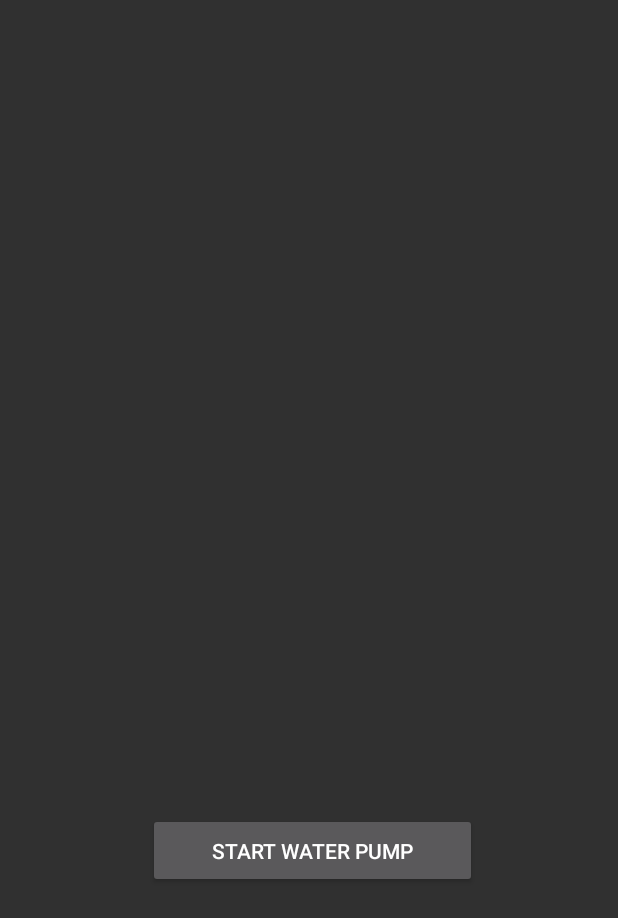
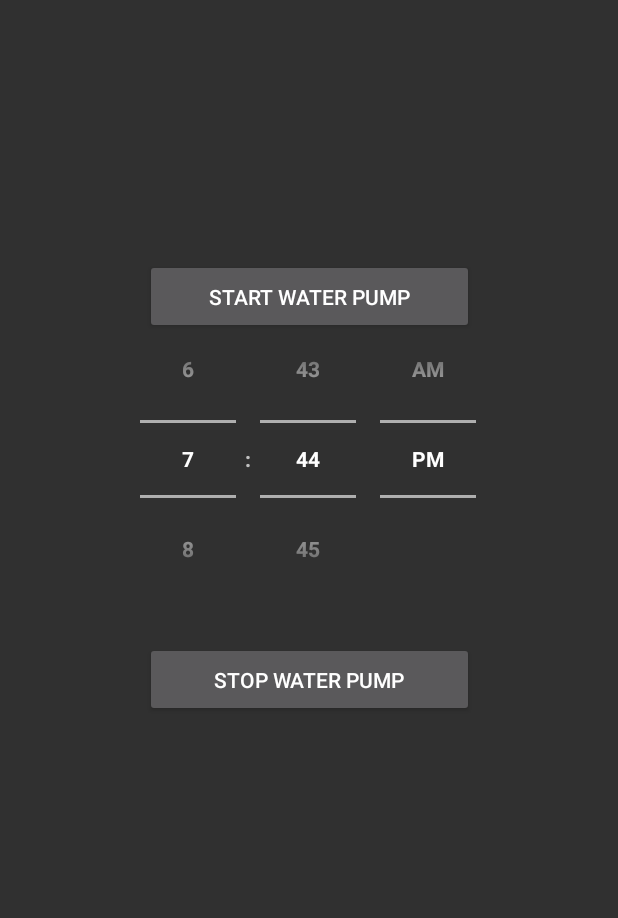
Before and after one commit to CatalinVanciu/Intelligent-Irrigation-System, an Android app: the layout activity_manual_pop_up.xml on its own in the app's theme, with its tools: preview values and no code run, on a phone screen of 412 x 824 dp. Shown: the top 918 px of the screen. Run offline under Robolectric (Android 15) with nearby library versions, the phone set to English and light mode, and no system bars.

Commit message:
add TimePicker to manual watering to stop the water pump

```diff
--- a/Client_Application/app/src/main/java/com/example/myapplication/MainActivity.java
+++ b/Client_Application/app/src/main/java/com/example/myapplication/MainActivity.java
@@ -131,9 +131,7 @@ public class MainActivity extends AppCompatActivity {
 
     }
 
-
     private void openActivity() {
-
 
         String area = chooseAreaSpinner.getSelectedItem().toString();
         String crop = chooseCropSpinner.getSelectedItem().toString();
--- a/Client_Application/app/src/main/res/layout/activity_manual_pop_up.xml
+++ b/Client_Application/app/src/main/res/layout/activity_manual_pop_up.xml
@@ -15,8 +15,30 @@
         android:text="START WATER PUMP"
         app:layout_constraintBottom_toBottomOf="parent"
         app:layout_constraintEnd_toEndOf="parent"
-        app:layout_constraintHorizontal_bias="0.513"
         app:layout_constraintStart_toStartOf="parent"
         app:layout_constraintTop_toTopOf="parent"
-        app:layout_constraintVertical_bias="1.0" />
+        app:layout_constraintVertical_bias="0.318" />
+
+    <TimePicker
+        android:id="@+id/timePicker"
+        android:layout_width="wrap_content"
+        android:layout_height="wrap_content"
+        android:layout_marginTop="200dp"
+        android:timePickerMode="spinner"
+        android:theme="@style/TimePickerStyle"
+        app:layout_constraintHorizontal_bias="0.496"
+        app:layout_constraintLeft_toLeftOf="parent"
+        app:layout_constraintRight_toRightOf="parent"
+        app:layout_constraintTop_toTopOf="parent" />
+
+    <Button
+        android:id="@+id/stopPumpButton"
+        android:layout_width="219dp"
+        android:layout_height="50dp"
+        android:layout_marginTop="428dp"
+        android:text="STOP WATER PUMP"
+        app:layout_constraintEnd_toEndOf="parent"
+        app:layout_constraintStart_toStartOf="parent"
+        app:layout_constraintTop_toTopOf="parent" />
+
 </androidx.constraintlayout.widget.ConstraintLayout>
--- a/Client_Application/app/src/main/res/values/colors.xml
+++ b/Client_Application/app/src/main/res/values/colors.xml
@@ -6,6 +6,7 @@
     <color name="teal_200">#FF03DAC5</color>
     <color name="teal_700">#FF018786</color>
     <color name="Silver">#C0C0C0</color>
+    <color name="DarkSlateGray">#2F4F4F</color>
     <color name="black">#FF000000</color>
     <color name="white">#FFFFFFFF</color>
     <color name="DodgerBlue">#15AAFF</color>
--- a/Client_Application/app/src/main/res/values/styles.xml
+++ b/Client_Application/app/src/main/res/values/styles.xml
@@ -26,4 +26,9 @@
         <item name="android:progressDrawable">@drawable/circle_uv</item>
     </style>
 
+    <style name="TimePickerStyle">
+        <item name="android:text">20dp</item>
+        <item name="android:textStyle">bold</item>
+    </style>
+
 </resources>
```
Also changed, not shown: Client_Application/app/src/main/java/com/example/myapplication/ManualPopUp.java (+68 -25 lines), Client_Application/app/src/main/res/drawable/rounded_rectangle.xml (added, +17 -0 lines), Client_Application/app/src/main/res/layout/activity_general_view.xml (+38 -10 lines).
